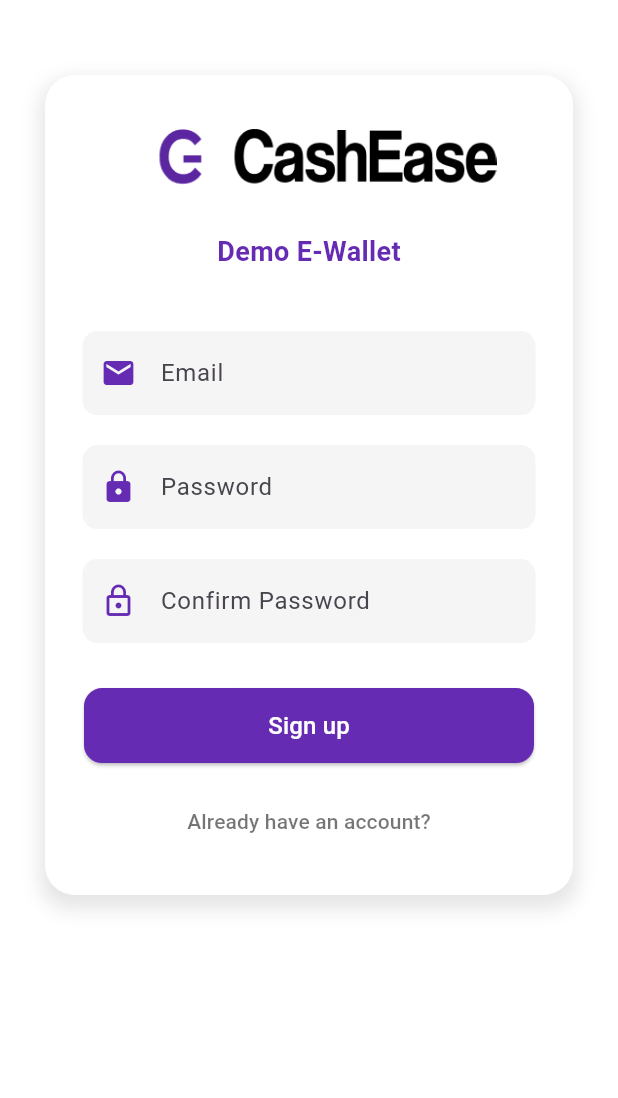
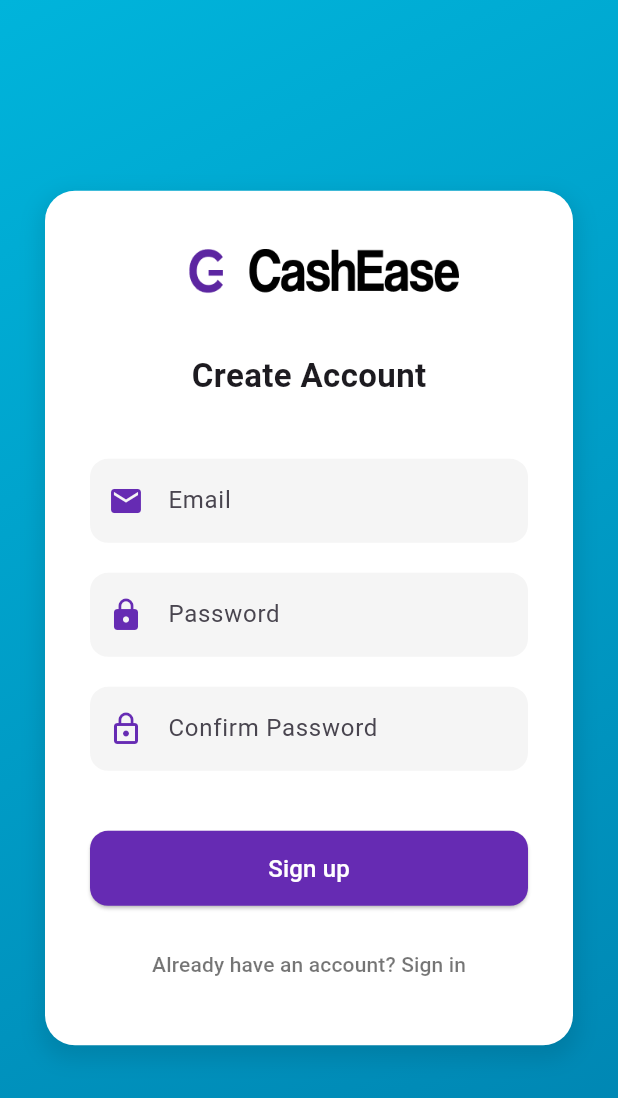
Before and after one commit to fanta1ty/flutter_e_wallet_app, a Flutter app: the _SignupPage screen opened directly, on a phone screen of 412 x 824 dp. Shown: the top 1098 px of the screen. Run offline on Flutter 3.47's test engine with Material 3 defaults, Android fonts, the phone set to English and light mode, and no system bars; our stand-ins replace bloc, cloud_firestore, firebase_auth, firebase_core, flutter_bloc, google_fonts; accounts and stored records are empty; statements that could not run were skipped.

Commit message:
Update signup.dart

```diff
--- a/e_wallet/lib/screen/signup/signup.dart
+++ b/e_wallet/lib/screen/signup/signup.dart
@@ -1,5 +1,4 @@
 import 'package:e_wallet/constant/load_status.dart';
-import 'package:e_wallet/models/request/signup_request.dart';
 import 'package:e_wallet/screen/signup/signup_cubit.dart';
 import 'package:flutter/material.dart';
 import 'package:flutter_bloc/flutter_bloc.dart';
@@ -25,23 +24,25 @@ class _SignupPage extends StatelessWidget {
 
   @override
   Widget build(BuildContext context) {
-    String _email = "";
-    String _password = "";
-    String _confirmPassword = "";
-
     return Scaffold(
-      backgroundColor: Colors.white,
       body: BlocConsumer<SignupCubit, SignupState>(
         builder: (context, state) {
-          return state.loadStatus == LoadStatus.Loading
-              ? const Center(child: CircularProgressIndicator())
-              : SafeArea(
+          return SafeArea(
+            child: Container(
+              decoration: const BoxDecoration(
+                gradient: LinearGradient(
+                  colors: [Color(0xFF00B4DB), Color(0xFF0083B0)],
+                  begin: Alignment.topLeft,
+                  end: Alignment.bottomRight,
+                ),
+              ),
+              child: Center(
                 child: SingleChildScrollView(
-                    child: Center(
+                  child: Padding(
+                    padding: const EdgeInsets.symmetric(
+                        horizontal: 30, vertical: 50),
                     child: Container(
-                        margin: const EdgeInsets.symmetric(
-                            vertical: 50, horizontal: 30),
-                        padding: const EdgeInsets.all(25),
+                      padding: const EdgeInsets.all(30),
                       decoration: BoxDecoration(
                         color: Colors.white,
                         borderRadius: BorderRadius.circular(20),
@@ -49,7 +50,7 @@ class _SignupPage extends StatelessWidget {
                           BoxShadow(
                             color: Colors.black.withOpacity(0.1),
                             spreadRadius: 3,
-                              blurRadius: 10,
+                            blurRadius: 12,
                             offset: const Offset(0, 6),
                           ),
                         ],
@@ -57,42 +58,60 @@ class _SignupPage extends StatelessWidget {
                       child: Column(
                         crossAxisAlignment: CrossAxisAlignment.center,
                         children: [
-                            Image.asset(
-                              'assets/image/logo.png',
-                              width: 250,
-                            ),
-                            const SizedBox(height: 20),
+                          Image.asset('assets/image/logo.png', width: 200),
+                          const SizedBox(height: 30),
                           const Text(
-                              'Demo E-Wallet',
+                            'Create Account',
                             style: TextStyle(
-                                fontSize: 18,
-                                fontWeight: FontWeight.w600,
-                                color: btntxt,
+                              fontSize: 22,
+                              fontWeight: FontWeight.bold,
                             ),
                           ),
                           const SizedBox(height: 40),
                           _buildTextField(
                             hint: "Email",
                             icon: Icons.email,
-                              onChanged: (value) => _email = value,
+                            onChanged: context.read<SignupCubit>().updateEmail,
                           ),
                           const SizedBox(height: 20),
                           _buildTextField(
                             hint: "Password",
                             icon: Icons.lock,
                             obscureText: true,
-                              onChanged: (value) => _password = value,
+                            onChanged:
+                                context.read<SignupCubit>().updatePassword,
                           ),
                           const SizedBox(height: 20),
                           _buildTextField(
                             hint: "Confirm Password",
                             icon: Icons.lock_outline,
                             obscureText: true,
-                              onChanged: (value) => _confirmPassword = value,
+                            onChanged: context
+                                .read<SignupCubit>()
+                                .updateConfirmPassword,
                           ),
-                            const SizedBox(height: 30),
-                            _buildSignupButton(
-                                context, _email, _password, _confirmPassword),
+                          const SizedBox(height: 40),
+                          ElevatedButton(
+                            onPressed: state.isButtonEnabled
+                                ? context.read<SignupCubit>().signup
+                                : null,
+                            style: ElevatedButton.styleFrom(
+                              backgroundColor: btn,
+                              minimumSize: const Size(300, 50),
+                              shape: RoundedRectangleBorder(
+                                borderRadius: BorderRadius.circular(12),
+                              ),
+                            ),
+                            child: state.loadStatus == LoadStatus.Loading
+                                ? const CircularProgressIndicator(
+                                    color: Colors.white,
+                                  )
+                                : const Text(
+                                    "Sign up",
+                                    style: TextStyle(
+                                        color: Colors.white, fontSize: 16),
+                                  ),
+                          ),
                           const SizedBox(height: 15),
                           TextButton(
                             onPressed: () {
@@ -103,7 +122,7 @@ class _SignupPage extends StatelessWidget {
                               );
                             },
                             child: const Text(
-                                "Already have an account?",
+                              "Already have an account? Sign in",
                               style: TextStyle(
                                   fontSize: 14, color: Colors.black54),
                             ),
@@ -113,29 +132,22 @@ class _SignupPage extends StatelessWidget {
                     ),
                   ),
                 ),
+              ),
+            ),
           );
         },
         listener: (context, state) {
-          if (state.loadStatus == LoadStatus.Error) {
+          if (state.loadStatus == LoadStatus.Done) {
+            Navigator.pushReplacement(
+              context,
+              MaterialPageRoute(builder: (context) => const Login()),
+            );
+          } else if (state.loadStatus == LoadStatus.Error) {
             ScaffoldMessenger.of(context).showSnackBar(
               SnackBar(
-                content: Text(state.response!.errorMessage),
+                content: Text(state.response?.errorMessage ?? "Error occurred"),
                 backgroundColor: Colors.red,
               ),
-            );
-          } else if (state.loadStatus == LoadStatus.Done) {
-            ScaffoldMessenger.of(context).showSnackBar(
-              const SnackBar(
-                content: Text(
-                  'User successfully registered!',
-                  style: TextStyle(color: Colors.white),
-                ),
-                backgroundColor: Colors.blueAccent,
-              ),
-            );
-            Navigator.push(
-              context,
-              MaterialPageRoute(builder: (context) => const Login()),
             );
           }
         },
@@ -158,39 +170,14 @@ class _SignupPage extends StatelessWidget {
         filled: true,
         fillColor: Colors.grey[100],
         border: OutlineInputBorder(
-          borderRadius: BorderRadius.circular(10),
+          borderRadius: BorderRadius.circular(12),
           borderSide: BorderSide.none,
         ),
         focusedBorder: OutlineInputBorder(
-          borderRadius: BorderRadius.circular(10),
+          borderRadius: BorderRadius.circular(12),
           borderSide: const BorderSide(color: btn, width: 2),
         ),
       ),
     );
   }
-
-  Widget _buildSignupButton(BuildContext context, String email, String password,
-      String confirmPassword) {
-    return ElevatedButton(
-      onPressed: () {
-        context.read<SignupCubit>().signup(
-              SignUpRequest(
-                  email: email,
-                  password: password,
-                  confirmPassword: confirmPassword),
-            );
-      },
-      style: ElevatedButton.styleFrom(
-        backgroundColor: btn,
-        minimumSize: const Size(300, 50),
-        shape: RoundedRectangleBorder(
-          borderRadius: BorderRadius.circular(12),
-        ),
-      ),
-      child: const Text(
-        "Sign up",
-        style: TextStyle(color: Colors.white, fontSize: 16),
-      ),
-    );
 }
-}
```
Lines whose indentation alone changed are shown as unchanged.
